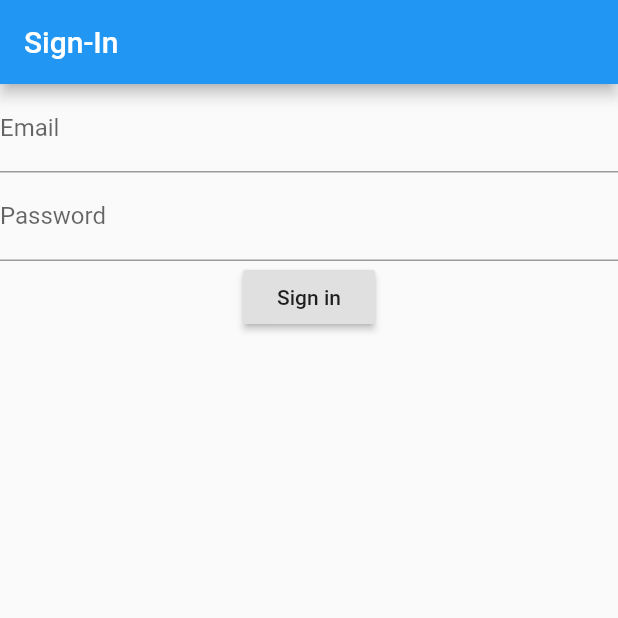
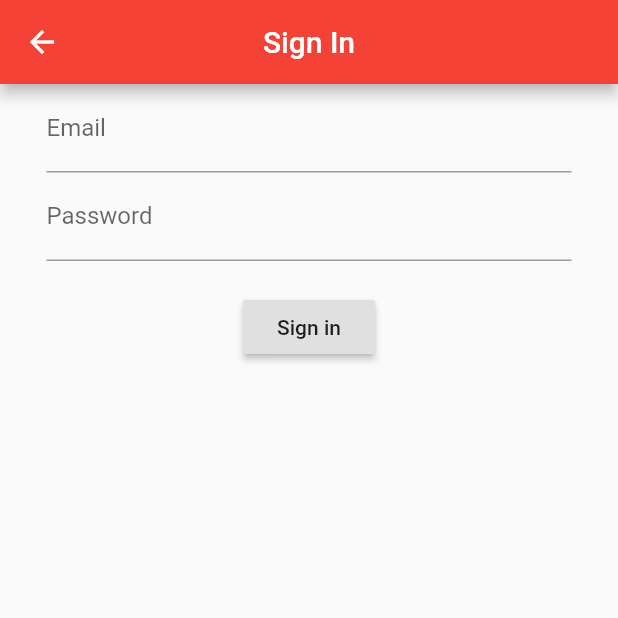
Before and after one commit to Preston12321/macathon-project, a Flutter app: the screen it shows after launch, after a tap on "Sign in", on a phone screen of 412 x 824 dp, the top half of it. Run offline on Flutter 3.47's test engine with Material 2 defaults, Android fonts, the phone set to English and light mode, and no system bars; our stand-ins replace bloc, firebase_auth, flutter_bloc; accounts and stored records are empty.

```diff
--- a/lib/ui/auth_page.dart
+++ b/lib/ui/auth_page.dart
@@ -15,9 +15,18 @@ class _AuthPageState extends State<AuthPage> {
   Widget build(BuildContext context) {
     var scaffold = Scaffold(
       appBar: AppBar(
+        leading: (_currentForm == 0) ? null: InkWell(
+          onTap: () => setState(() {
+            _currentForm = 0;
+        }),
+          child: Icon(
+            Icons.arrow_back
+          ),
+        ),
+        backgroundColor: Colors.red,
+        centerTitle: true,
         title: Text(
-          'Sign-In',
-          textAlign: TextAlign.center,
+        (_currentForm == 2) ? 'Create Account' : 'Sign In',
         ),
       ),
       key: key,
@@ -50,7 +59,9 @@ class _AuthPageState extends State<AuthPage> {
       mainAxisAlignment: MainAxisAlignment.center,
       crossAxisAlignment: CrossAxisAlignment.center,
       children: <Widget>[
-        RaisedButton(
+        SizedBox(
+          width: 150,
+          child: RaisedButton(
             child: Text("Sign in"),
             onPressed: () {
               setState(() {
@@ -58,13 +69,17 @@ class _AuthPageState extends State<AuthPage> {
               });
             },
           ),
-        RaisedButton(
+        ),
+        SizedBox(
+          width: 150,
+          child: RaisedButton(
             child: Text("Create Account"),
             onPressed: () {
               setState(() {
                 _currentForm = 2;
               });
             },
+          ),
         ),
       ],
     );
@@ -88,16 +103,25 @@ class _AuthFormState extends State<AuthForm> {
   Widget build(BuildContext context) {
     return Column(
       children: <Widget>[
-        TextField(
+        Container(
+          width: 350,
+          child: TextField(
             keyboardType: TextInputType.emailAddress,
             controller: _emailController,
             decoration: InputDecoration(labelText: "Email"),
           ),
-        TextField(
+        ),
+        Container(
+          width: 350,
+          child: TextField(
             keyboardType: TextInputType.visiblePassword,
             controller: _passwordController,
             obscureText: true,
             decoration: InputDecoration(labelText: "Password"),
+          ),
+        ),
+        Container(
+          height: 20
         ),
         RaisedButton(
           child: Text(widget.createAccount ? "Create account" : "Sign in"),
--- a/lib/ui/contact_page.dart
+++ b/lib/ui/contact_page.dart
@@ -7,7 +7,11 @@ class ContactPage extends StatelessWidget {
   Widget build(BuildContext context) {
     return Scaffold(
       appBar: AppBar(
-        title: Text('Contacts'),
+        centerTitle: true,
+        backgroundColor: Colors.red,
+        title: Text(
+          'Contacts'
+        ),
       ),
       floatingActionButton: FloatingActionButton(child: Icon(Icons.add),onPressed: () {},),
       body: ListView(
--- a/lib/ui/log_page.dart
+++ b/lib/ui/log_page.dart
@@ -10,7 +10,7 @@ class LogPage extends StatelessWidget {
     return Scaffold(
       appBar: AppBar(
         centerTitle: true,
-        backgroundColor: Colors.green,
+        backgroundColor: Colors.red,
         title: Text(
           _name, //Replace with name of person later
           style: TextStyle(fontWeight: FontWeight.bold),
```
Lines whose indentation alone changed are shown as unchanged.
